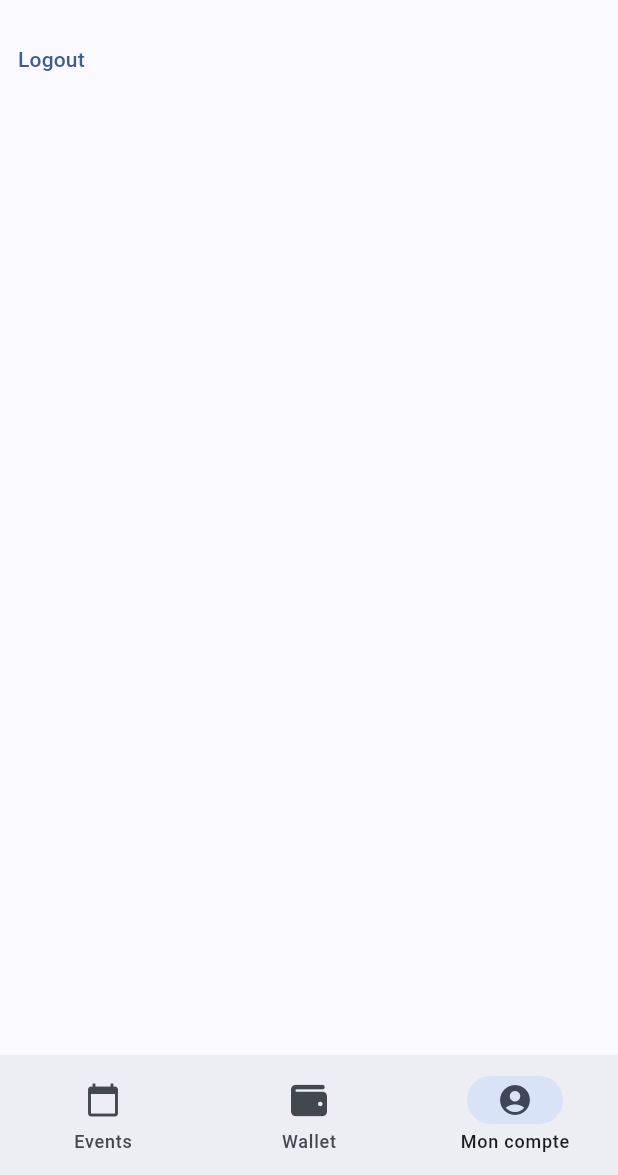
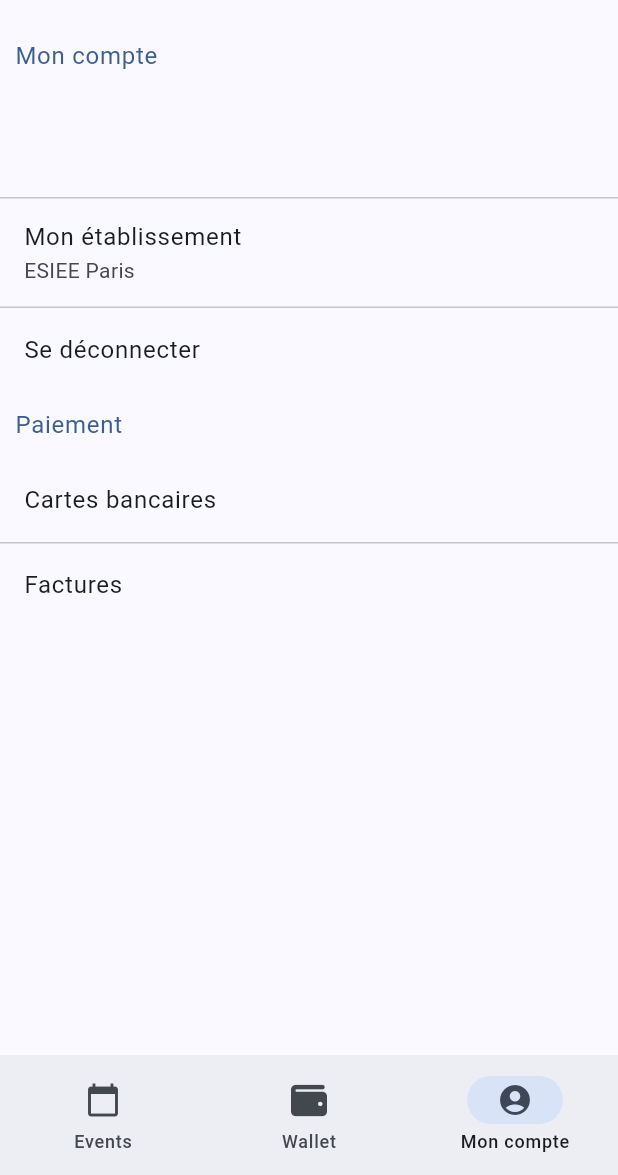
Before and after one commit to opengate-network/campus, a Flutter app: the MainView screen opened directly, item 3 of the bottom bar chosen, on a phone screen of 412 x 824 dp, the part 61-1236 px from its top. Run offline on Flutter 3.47's test engine with Material 2 defaults, Android fonts, the phone set to English and light mode, and no system bars; our stand-ins replace bloc, equatable, flutter_bloc, font_awesome_flutter, pretty_qr_code, supabase_flutter; missing offline and left inert: flow_builder; accounts and stored records are empty; network calls fail.

Commit message:
update account page design

```diff
--- a/lib/pages/account/view/account_view.dart
+++ b/lib/pages/account/view/account_view.dart
@@ -7,11 +7,91 @@ class AccountView extends StatelessWidget {
 
   @override
   Widget build(BuildContext context) {
-    return TextButton(
-      onPressed: () {
-        context.read<AuthenticationRepositorySupabase>().logOut();
-      },
-      child: const Text('Logout'),
+    return SingleChildScrollView(
+      child: Center(
+        child: ConstrainedBox(
+          constraints: const BoxConstraints(maxWidth: 700),
+          child: Column(
+            crossAxisAlignment: CrossAxisAlignment.start,
+            children: [
+              const AccountSectionTitle(text: 'Mon compte'),
+              InkWell(
+                child: ListTile(
+                  title: Text(context
+                      .read<AuthenticationRepositorySupabase>()
+                      .currentUser
+                      .name),
+                  subtitle: Text(context
+                      .read<AuthenticationRepositorySupabase>()
+                      .currentUser
+                      .email),
+                ),
+              ),
+              const Divider(height: 1),
+              InkWell(
+                onTap: () {},
+                child: const ListTile(
+                  title: Text('Mon établissement'),
+                  subtitle: Text('ESIEE Paris'),
+                ),
+              ),
+              const Divider(height: 1),
+              InkWell(
+                onTap: () =>
+                    context.read<AuthenticationRepositorySupabase>().logOut(),
+                child: const ListTile(
+                  title: Text('Se déconnecter'),
+                ),
+              ),
+              const AccountSectionTitle(text: 'Paiement'),
+              InkWell(
+                onTap: () {},
+                child: const ListTile(
+                  title: Text('Cartes bancaires'),
+                ),
+              ),
+              const Divider(height: 1),
+              InkWell(
+                onTap: () {},
+                child: const ListTile(
+                  title: Text('Factures'),
+                ),
+              ),
+            ],
+          ),
+        ),
+      ),
     );
   }
 }
+
+class AccountSectionTitle extends StatelessWidget {
+  final String text;
+
+  const AccountSectionTitle({super.key, required this.text});
+
+  @override
+  Widget build(BuildContext context) {
+    final theme = Theme.of(context);
+    return Padding(
+      padding: const EdgeInsets.symmetric(horizontal: 10, vertical: 10),
+      child: Text(
+        text,
+        style: theme.textTheme.bodyLarge?.merge(
+          TextStyle(
+            color: theme.colorScheme.primary,
+          ),
+        ),
+      ),
+    );
+  }
+}
+
+class AccountListTile extends StatelessWidget {
+  @override
+  Widget build(BuildContext context) {
+    return InkWell(
+      child: Container(),
+    );
+  }
+}
--- a/lib/pages/event/view/event_view.dart
+++ b/lib/pages/event/view/event_view.dart
@@ -1,8 +1,4 @@
-import 'package:campus/pages/main/main.dart';
 import 'package:flutter/material.dart';
-import 'package:flutter_osm_plugin/flutter_osm_plugin.dart';
-import 'package:font_awesome_flutter/font_awesome_flutter.dart';
-
 import 'event_view_school_grid.dart';
 import 'event_view_story.dart';
 
@@ -17,7 +13,7 @@ class EventView extends StatelessWidget {
         EventViewStory(),
         _EventViewSegmentTitle(text: 'Cette semaine'),
         EventViewSchoolList(),
-        _EventViewSegmentTitle(text: 'Par composante'),
+        _EventViewSegmentTitle(text: 'Par établissement'),
         EventViewSchoolList(),
         _EventViewSegmentTitle(text: 'Soirée'),
         EventViewSchoolList(),
--- a/pubspec.yaml
+++ b/pubspec.yaml
@@ -27,6 +27,7 @@ dependencies:
   font_awesome_flutter: ^10.4.0
   pretty_qr_code: ^2.0.3
   flutter_osm_plugin: ^0.53.4
+  screen_brightness: ^0.2.2
 
   # The following adds the Cupertino Icons font to your application.
   # Use with the CupertinoIcons class for iOS style icons.
```
Also changed, not shown: pubspec.lock.
